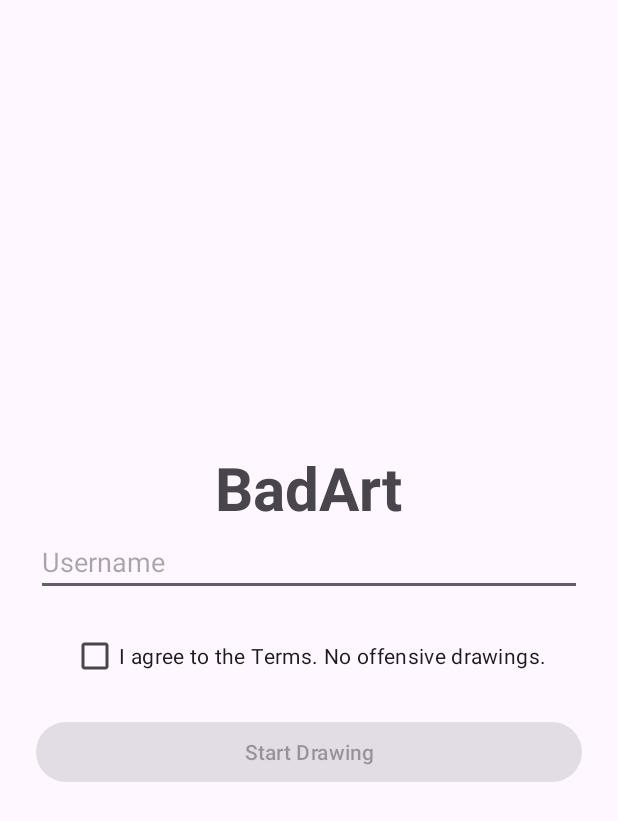
After one commit to renzzzi/BadArt, an Android app: the layout fragment_login.xml on its own in the app's theme, with its tools: preview values and no code run, on a phone screen of 412 x 824 dp. The commit adds this screen. Shown: the top 821 px of the screen. Run offline under Robolectric (Android 15) with nearby library versions, the phone set to English and light mode, and no system bars.

Commit message:
Added initial frontend layout for login and the main activity

```diff
--- /dev/null
+++ b/app/src/main/res/layout/fragment_login.xml
@@ -0,0 +1,36 @@
+<?xml version="1.0" encoding="utf-8"?>
+<LinearLayout xmlns:android="http://schemas.android.com/apk/res/android"
+    android:layout_width="match_parent"
+    android:layout_height="match_parent"
+    android:gravity="center"
+    android:orientation="vertical"
+    android:padding="24dp">
+
+    <TextView
+        android:layout_width="wrap_content"
+        android:layout_height="wrap_content"
+        android:text="BadArt"
+        android:textSize="40sp"
+        android:textStyle="bold" />
+
+    <EditText
+        android:id="@+id/etUsername"
+        android:layout_width="match_parent"
+        android:layout_height="wrap_content"
+        android:hint="Username" />
+
+    <CheckBox
+        android:id="@+id/cbTerms"
+        android:layout_width="wrap_content"
+        android:layout_height="wrap_content"
+        android:layout_marginTop="16dp"
+        android:text="I agree to the Terms. No offensive drawings." />
+
+    <Button
+        android:id="@+id/btnLogin"
+        android:layout_width="match_parent"
+        android:layout_height="wrap_content"
+        android:layout_marginTop="16dp"
+        android:enabled="false"
+        android:text="Start Drawing" />
+</LinearLayout>
```
Also changed, not shown: app/src/main/res/layout/activity_main.xml (+8 -12 lines).
